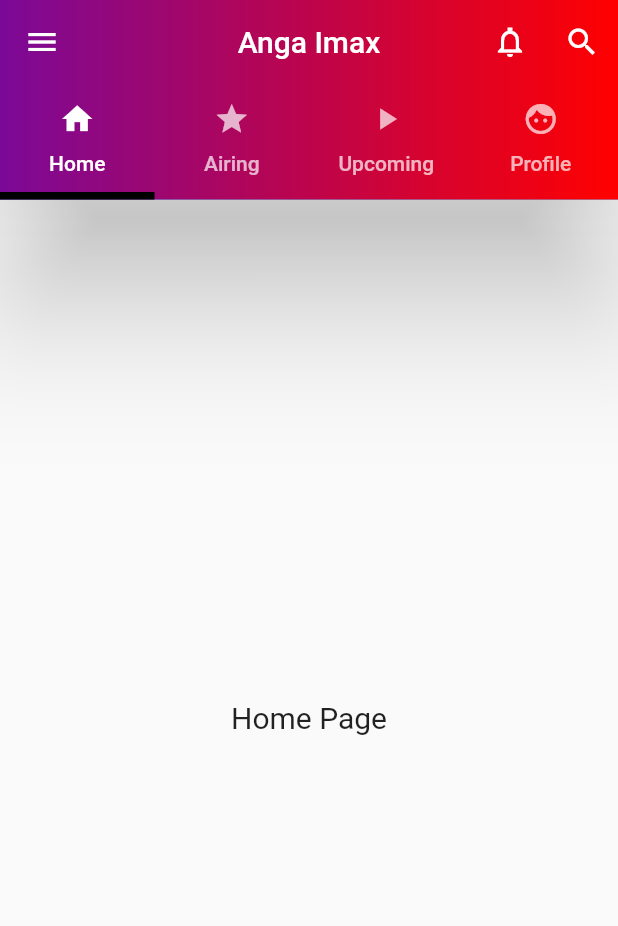
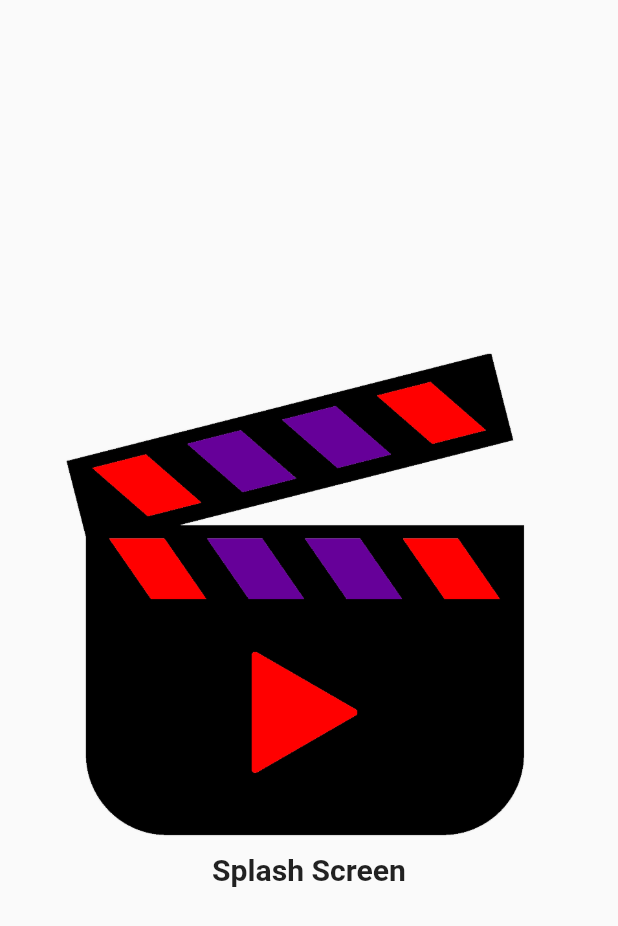
Before and after one commit to ryan541/Movie-App, a Flutter app: the screen it shows after launch, on a phone screen of 412 x 824 dp. Shown: the top 926 px of the screen. Run offline on Flutter 3.47's test engine with Material 2 defaults, Android fonts, the phone set to English and light mode, and no system bars.

Commit message:
Splash Screen

```diff
--- a/lib/controllers/action.dart
+++ b/lib/controllers/action.dart
@@ -2,8 +2,6 @@ import 'package:flutter/material.dart';
 import 'package:movie_app/views/landingPage.dart';
 
 void onLogin() {
-// Navigator.push(
-// context,MaterialPageRoute(builder: (context) => const landingPage())),
   print("User LoggedIn");
 }
 
--- a/lib/main.dart
+++ b/lib/main.dart
@@ -1,6 +1,7 @@
 import 'package:flutter/material.dart';
 import 'package:movie_app/views/landingPage.dart';
 import 'package:movie_app/views/loginscreen.dart';
+import 'package:movie_app/views/splashscreen.dart';
 
 void main() => runApp(myApplication());
 
@@ -10,7 +11,7 @@ class myApplication extends StatelessWidget {
   @override
   Widget build(BuildContext context) {
     return MaterialApp(
-      home: const landingPage(),
+      home: const splashScreen(),
     );
   }
 }
--- /dev/null
+++ b/lib/views/paymentsPage.dart
@@ -0,0 +1,3 @@
+// import 'package:flutter/cupertino.dart';
+
+// void main () => {runApp(app)}
--- /dev/null
+++ b/lib/views/splashscreen.dart
@@ -0,0 +1,57 @@
+import 'package:flutter/cupertino.dart';
+import 'package:flutter/material.dart';
+import 'package:movie_app/configurations/colors.dart';
+
+import 'loginscreen.dart';
+
+void main() {
+  runApp(splashScreen());
+}
+
+class splashScreen extends StatefulWidget {
+  const splashScreen({super.key});
+
+  @override
+  State<splashScreen> createState() => _splashScreenState();
+}
+
+class _splashScreenState extends State<splashScreen> {
+  @override
+  void initState() {
+    super.initState();
+    //_navigatetohome();
+  }
+
+  _navigatetohome() async {
+    await Future.delayed(Duration(milliseconds: 2500), () {});
+    Navigator.pushReplacement(
+        context, MaterialPageRoute(builder: (context) => Loginscreen()));
+  }
+
+  @override
+  Widget build(BuildContext context) {
+    return Scaffold(
+        body: Center(
+      child: Column(
+        mainAxisAlignment: MainAxisAlignment.center,
+        children: [
+          Image.asset(
+            "assets/images/films2.png",
+            fit: BoxFit.fill,
+          ),
+          // Container(
+          //   height: 250,
+          //   width: 250,
+          //   color: Colors.black,
+          // ),
+          Container(
+            child: Text(
+              "Splash Screen",
+              style: TextStyle(fontSize: 20.09, fontWeight: FontWeight.bold),
+            ),
+          ),
+        ],
+      ),
+    ));
+  }
+}
--- a/pubspec.yaml
+++ b/pubspec.yaml
@@ -39,6 +39,7 @@ dependencies:
 dev_dependencies:
   flutter_test:
     sdk: flutter
+  animated_splash_screen:
 
   # The "flutter_lints" package below contains a set of recommended lints to
   # encourage good coding practices. The lint set provided by the package is
```
Also changed, not shown: lib/views/loginscreen.dart (+7 -1 lines), assets/images/films2.png (added), pubspec.lock.
